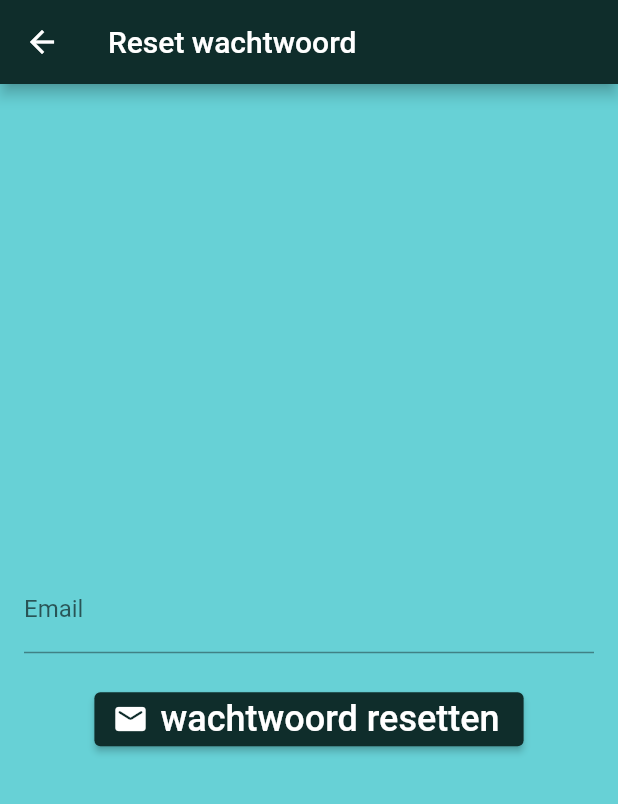
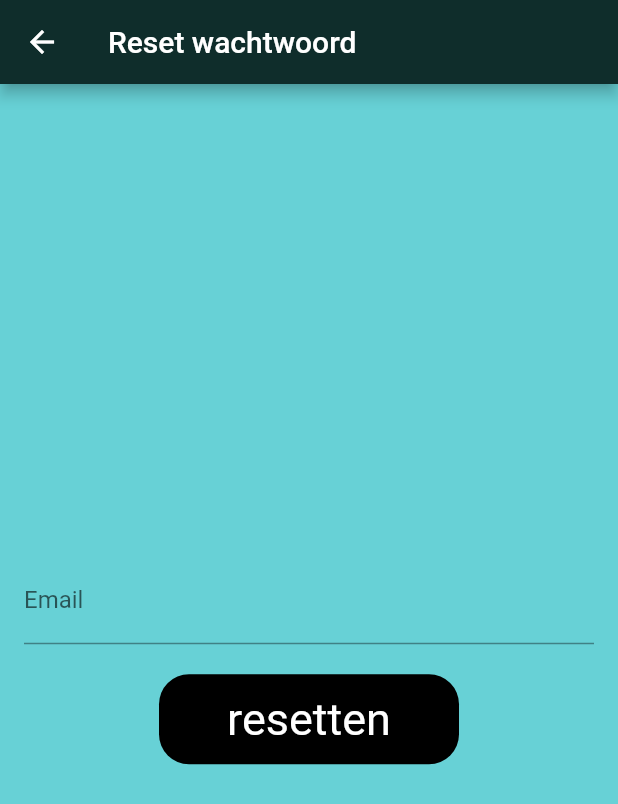
Before and after one commit to Lenaerts-Nestor/Project_Mobile_Development, a Flutter app: the ForgotPasswordPage screen opened directly, on a phone screen of 412 x 824 dp. Shown: the top 804 px of the screen. Run offline on Flutter 3.47's test engine with Material 2 defaults, Android fonts, the light colour scheme and no system bars; our stand-ins replace cloud_firestore, firebase_auth, firebase_core, flutter_map, google_nav_bar, latlong2; accounts and stored records are empty.

Commit message:
toepassing donkere knop uitbreiding

```diff
--- a/lib/pages/login-register/login/forgot_password_page.dart
+++ b/lib/pages/login-register/login/forgot_password_page.dart
@@ -4,6 +4,7 @@ import 'package:firebase_auth/firebase_auth.dart';
 import 'package:flutter/material.dart';
 
 import '../../../main.dart';
+import 'package:parkflow/components/blackButton.dart'; //test
 
 //TODO: nog aanpassen zonder firebase auth.
 class ForgotPasswordPage extends StatefulWidget {
@@ -43,13 +44,9 @@ class _ForgotPasswordPageState extends State<ForgotPasswordPage> {
               const SizedBox(
                 height: 20,
               ),
-              ElevatedButton.icon(
+              BlackButton(
                 onPressed: resetPassword,
-                icon: const Icon(Icons.mail_rounded),
-                label: const Text(
-                  'wachtwoord resetten',
-                  style: TextStyle(fontSize: 24),
-                ),
+                text: 'resetten',
               ),
             ],
           ),
--- a/lib/pages/login-register/register/register_page.dart
+++ b/lib/pages/login-register/register/register_page.dart
@@ -116,7 +116,7 @@ class _SignUpPageState extends State<RegisterPage> {
                           );
                         }
                       },
-                text: 'Creeër account',
+                text: 'registreren',
               ),
               const SizedBox(height: 10),
               Row(
```
